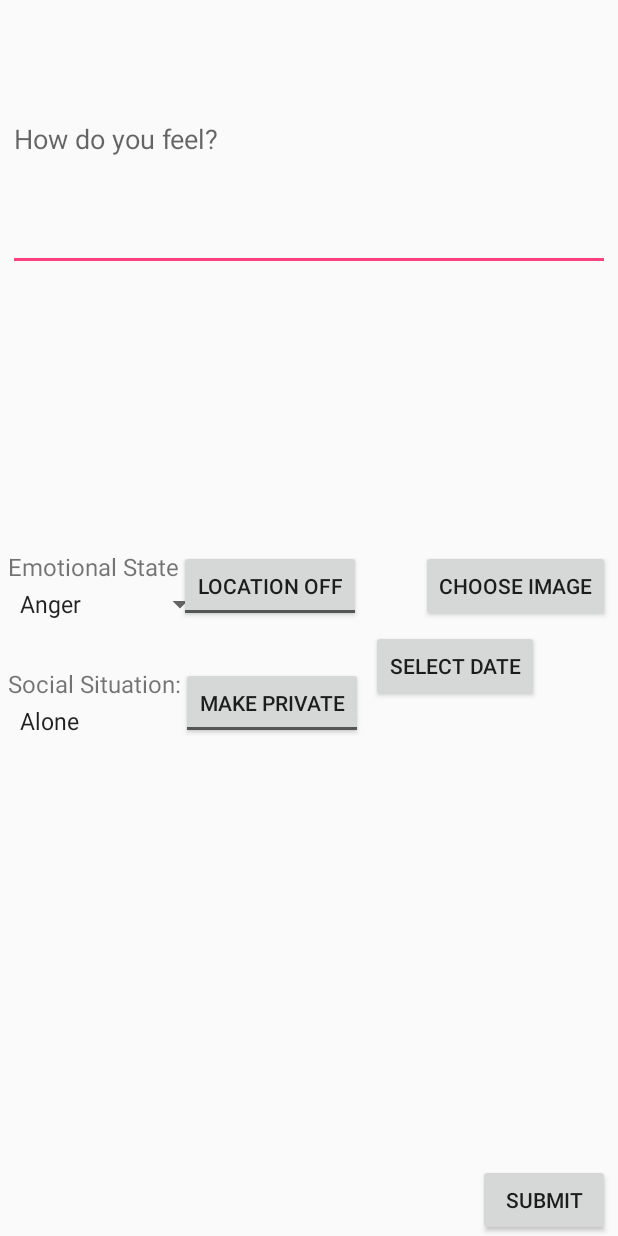
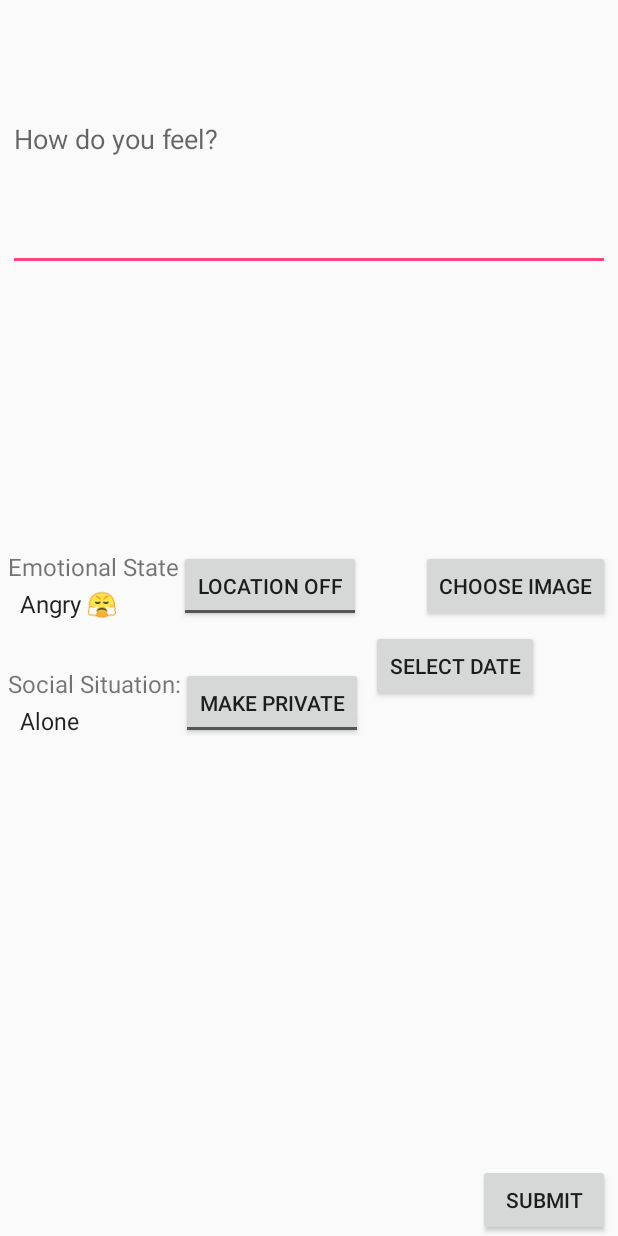
Before and after one commit to CMPUT301W17T11/FeelTrip, an Android app: the EditMoodActivity screen opened directly, with no data from a screen before it, on a phone screen of 412 x 824 dp. Run offline under Robolectric (Android 15) with nearby library versions, the phone set to English and light mode, and no system bars.

Commit message:
Store posted moods to Elasticsearch database

```diff
--- a/app/src/main/java/com/example/henzoshimada/feeltrip/EditMoodActivity.java
+++ b/app/src/main/java/com/example/henzoshimada/feeltrip/EditMoodActivity.java
@@ -32,6 +32,21 @@ public class EditMoodActivity extends AppCompatActivity {
     DateFormat formatDateTime = DateFormat.getDateInstance();
     private Calendar dateTime = Calendar.getInstance();
 
+    private String emotionalState;
+    private String socialSit;
+
+    // The following are constants for emotion based emoji
+    public static final int angry = 0x1F624;
+    public static final int confused = 0x1F635;
+    public static final int disgusted = 0x1F623; //might change this one...
+    public static final int fearful = 0x1F628;
+    public static final int happy = 0x1F60A;
+    public static final int sad = 0x1F622;
+    public static final int shameful = 0x1F61E;
+    public static final int cool = 0x1F60E;
+    public static final int somethingwentwrong = 0x1F31A;
+
+
     @Override
     protected void onCreate(Bundle savedInstanceState) {
         super.onCreate(savedInstanceState);
@@ -40,13 +55,7 @@ public class EditMoodActivity extends AppCompatActivity {
 
         addItemsOnEmotionalStateSpinner();
         addItemsOnSocialSitualtionSpinner();
-        Button submitButton = (Button) findViewById(R.id.post_mood_button);
-        submitButton.setOnClickListener(new View.OnClickListener() {
-            @Override
-            public void onClick(View v) {
-                //submitMood();
-            }
-        });
+        addListenerOnSubmitButton();
 
         ToggleButton toggleLocationButton = (ToggleButton)findViewById(R.id.toggle_location);
         toggleLocationButton.setOnCheckedChangeListener(new CompoundButton.OnCheckedChangeListener() {
@@ -94,6 +103,59 @@ public class EditMoodActivity extends AppCompatActivity {
                         dateTime.get(Calendar.MONTH), dateTime.get(Calendar.DAY_OF_MONTH)).show();
             }
         });
+
+    }
+
+    private void submitMood() throws DescriptionTooLongException {
+        ElasticSearchController.AddMoodTask addMoodTask = new ElasticSearchController.AddMoodTask();
+        Mood mood = new Mood("user"); //TODO: pass logged in user to here
+        if(showPublicOn){
+            mood.setPublic();
+        }
+        else {
+            mood.setPrivate();
+        }
+        if(locationOn) {
+            //TODO: mood.setMapPosition();
+            // this is the setter for latitude and longitude
+        }
+        mood.setEmotionalState(emotionalState);
+        mood.setSocialSit(socialSit);
+        mood.setDescription(String.valueOf(inputMoodDescription.getText()), " -Feeling " + emotionalState); //TODO: We might not need to send this append part to Elasticsearch, but rather add it to our displayed description after we fetch from Elasticsearch
+        mood.setDate(dateTime.getTime());
+        // TODO: mood.setImage();
+        // this is the setter for image
+        addMoodTask.execute(mood);
+    }
+
+    public int emojiUnicode(String emotion) {
+        switch(emotion) {
+            case "Angry":
+                return angry;
+            case "Confused":
+                return confused;
+            case "Disgusted":
+                return disgusted;
+            case "Fearful":
+                return fearful;
+            case "Happy":
+                return happy;
+            case "Sad":
+                return sad;
+            case "Shameful":
+                return shameful;
+            case "Cool":
+                return cool;
+            default:
+                return somethingwentwrong; // the secret "only accessible by hacks" face
+        }
+    }
+
+    public String getEmojiByUnicode(int unicode){
+        if (unicode == 0) {
+            return "";
+        }
+        return new String(Character.toChars(unicode));
     }
 
 /*
@@ -129,13 +191,15 @@ public class EditMoodActivity extends AppCompatActivity {
     private void addItemsOnEmotionalStateSpinner(){
         emotionalStateSpinner = (Spinner) findViewById(R.id.emotional_state_spinner);
         List<String> emotionalStateList = new ArrayList<>();
-        emotionalStateList.add("Anger");
-        emotionalStateList.add("Confusion");
-        emotionalStateList.add("Disgust");
-        emotionalStateList.add("Fear");
-        emotionalStateList.add("Happiness");
-        emotionalStateList.add("Sadness");
-        emotionalStateList.add("Shame");
+        emotionalStateList.add("Angry " + getEmojiByUnicode(emojiUnicode("Angry")));
+        emotionalStateList.add("Confused " + getEmojiByUnicode(emojiUnicode("Confused")));
+        emotionalStateList.add("Disgusted " + getEmojiByUnicode(emojiUnicode("Disgusted")));
+        emotionalStateList.add("Fearful " + getEmojiByUnicode(emojiUnicode("Fearful")));
+        emotionalStateList.add("Happy " + getEmojiByUnicode(emojiUnicode("Happy")));
+        emotionalStateList.add("Sad " + getEmojiByUnicode(emojiUnicode("Sad")));
+        emotionalStateList.add("Shameful " + getEmojiByUnicode(emojiUnicode("Shameful")));
+        emotionalStateList.add("Cool " + getEmojiByUnicode(emojiUnicode("Cool")));
+
 
 
         ArrayAdapter<String> emotionalStateAdapter = new ArrayAdapter<>(this,
@@ -161,4 +225,32 @@ public class EditMoodActivity extends AppCompatActivity {
         socialSituationSpinner.setAdapter(socialSituationAdapter);
     }
 
+    // get the selected dropdown list value
+    public void addListenerOnSubmitButton() {
+
+        emotionalStateSpinner = (Spinner) findViewById(R.id.emotional_state_spinner);
+        socialSituationSpinner = (Spinner) findViewById(R.id.social_event_spinner);
+        Button submitButton = (Button) findViewById(R.id.post_mood_button);
+
+        submitButton.setOnClickListener(new View.OnClickListener() {
+
+            @Override
+            public void onClick(View v) {
+
+                emotionalState = String.valueOf(emotionalStateSpinner.getSelectedItem());
+                socialSit = String.valueOf(socialSituationSpinner.getSelectedItem());
+
+                try {
+                    submitMood();
+                    Toast.makeText(getApplicationContext(), "Successfully posted!", Toast.LENGTH_SHORT).show();
+                    finish();
+                } catch (DescriptionTooLongException e) {
+                    Toast.makeText(getApplicationContext(), "Your description is too long.", Toast.LENGTH_SHORT).show();
+                }
+            }
+
+        });
+    }
+
+
 }
--- a/app/src/main/java/com/example/henzoshimada/feeltrip/Mood.java
+++ b/app/src/main/java/com/example/henzoshimada/feeltrip/Mood.java
@@ -148,7 +148,7 @@ public class Mood {
         return description;
     }
 
-    public void setDescription(String description) throws DescriptionTooLongException {
+    public void setDescription(String description, String append) throws DescriptionTooLongException {
         int count = 0;
         for (int i = 0; i < description.length(); i++){
             if (description.charAt(i) == ' '){
@@ -158,7 +158,7 @@ public class Mood {
         if (description.length() > 20 || count > 2){
             throw new DescriptionTooLongException();
         }else {
-            this.description = description;
+            this.description = description + append;
         }
         setStateByIndex(1);
     }
```
